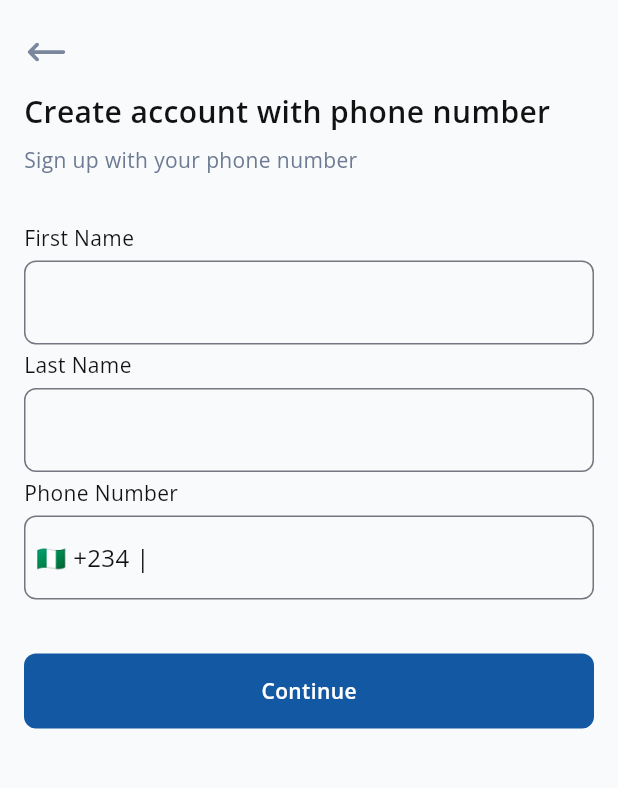
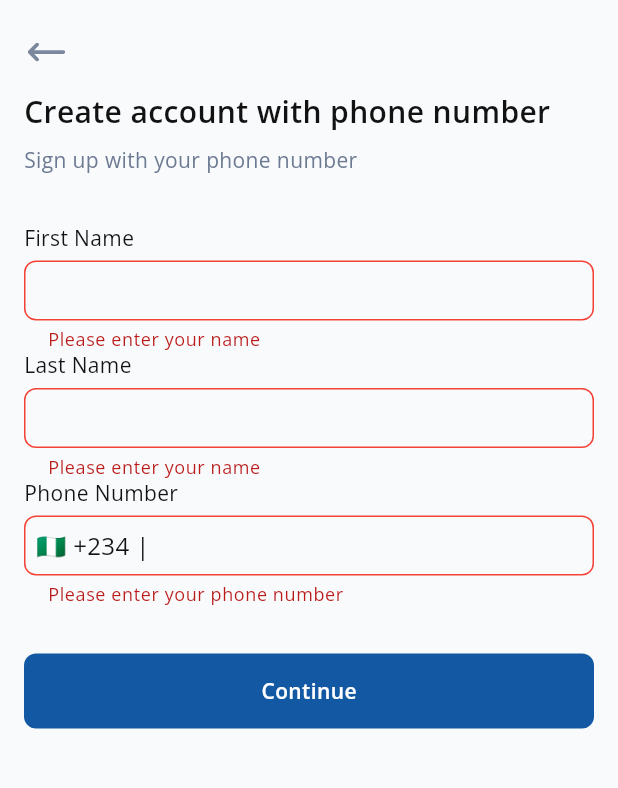
Before and after one commit to middlehills/mobile-app, a Flutter app: the RegisterPage screen opened by its route, after a tap on "Continue", on a phone screen of 412 x 824 dp, the part 113-901 px from its top. Run offline on Flutter 3.47's test engine with Material 3 defaults, Android fonts, the phone set to English and light mode, and no system bars; our stand-ins replace flutter_svg, go_router, google_fonts.

Commit message:
feat(authentication): enhance registration flow with form validation and routing, add OTP and password pages

```diff
--- /dev/null
+++ b/lib/features/authentication/domain/auth_functions.dart
@@ -0,0 +1,35 @@
+class AuthFunctions {
+  AuthFunctions._();
+
+  static String? validateName(String? name) {
+    if (name == null) {
+      return "Please enter your name";
+    } else if (name.isEmpty) {
+      return "Please enter your name";
+    } else if (name.length < 2) {
+      return "Name must be at least 2 characters long";
+    } else if (name.length > 20) {
+      return "Name must be at most 20 characters long";
+    } else if (!RegExp(r'^[a-zA-Z]+$').hasMatch(name)) {
+      return "Name must only contain letters";
+    } else {
+      return null;
+    }
+  }
+
+  static String? validatePhoneumber(String? phone) {
+    if (phone == null) {
+      return "Please enter your phone number";
+    } else if (phone.isEmpty) {
+      return "Please enter your phone number";
+    } else if (phone.length < 10) {
+      return "Phone number must be at least 10 digits long";
+    } else if (phone.length > 11) {
+      return "Phone number must be at most 11 digits long";
+    } else if (!RegExp(r'^[0-9]+$').hasMatch(phone)) {
+      return "Phone number must only contain digits";
+    } else {
+      return null;
+    }
+  }
+}
--- /dev/null
+++ b/lib/features/authentication/domain/auth_provider.dart
@@ -0,0 +1,3 @@
+import 'package:flutter/material.dart';
+
+class AuthProvider extends ChangeNotifier {}
--- a/lib/features/authentication/presentation/pages/register_page.dart
+++ b/lib/features/authentication/presentation/pages/register_page.dart
@@ -1,10 +1,13 @@
 import 'package:flutter/material.dart';
 import 'package:flutter/services.dart';
+import 'package:go_router/go_router.dart';
 import 'package:mid_hill_cash_flow/core/widgets/back_button.dart';
 import 'package:mid_hill_cash_flow/core/widgets/midhill_annotated_region.dart';
 import 'package:mid_hill_cash_flow/core/widgets/midhill_app_bar.dart';
 import 'package:mid_hill_cash_flow/core/widgets/midhill_text_field.dart';
 import 'package:mid_hill_cash_flow/core/widgets/midhill_texts.dart';
+import 'package:mid_hill_cash_flow/features/authentication/domain/auth_functions.dart';
+import 'package:mid_hill_cash_flow/routes/midhill_routes_list.dart';
 import 'package:mid_hill_cash_flow/theme/midhill_colors.dart';
 
 class RegisterPage extends StatefulWidget {
@@ -17,6 +20,8 @@ class RegisterPage extends StatefulWidget {
 class _RegisterPageState extends State<RegisterPage> {
   List<TextEditingController> controllers = [];
   List<FocusNode> focusNodes = [];
+
+  final _formKey = GlobalKey<FormState>();
 
   @override
   void initState() {
@@ -48,6 +53,8 @@ class _RegisterPageState extends State<RegisterPage> {
             vertical: 10,
           ),
           child: SingleChildScrollView(
+            child: Form(
+              key: _formKey,
               child: Column(
                 crossAxisAlignment: CrossAxisAlignment.start,
                 children: [
@@ -79,6 +86,7 @@ class _RegisterPageState extends State<RegisterPage> {
                     controller: controllers[0],
                     onFieldSubmitted: (p0) => focusNodes[1].requestFocus(),
                     textInputAction: TextInputAction.next,
+                    validator: (value) => AuthFunctions.validateName(value),
                   ),
 
                   // last name textfield
@@ -89,6 +97,7 @@ class _RegisterPageState extends State<RegisterPage> {
                     controller: controllers[1],
                     onFieldSubmitted: (p0) => focusNodes[2].requestFocus(),
                     textInputAction: TextInputAction.next,
+                    validator: (value) => AuthFunctions.validateName(value),
                   ),
 
                   // phone number textfield
@@ -103,12 +112,20 @@ class _RegisterPageState extends State<RegisterPage> {
                     ],
                     textInputType: TextInputType.phone,
                     prefixString: "🇳🇬 +234 |",
+                    validator: (value) =>
+                        AuthFunctions.validatePhoneumber(value),
                   ),
 
                   heightSpacing(32),
 
                   InkWell(
-                  onTap: () {},
+                    onTap: () {
+                      bool? result = _formKey.currentState?.validate();
+
+                      if (result == true) {
+                        context.goNamed(MidhillRoutesList.passwordPage);
+                      }
+                    },
                     child: Container(
                       width: MediaQuery.sizeOf(context).width,
                       height: 50,
@@ -129,6 +146,7 @@ class _RegisterPageState extends State<RegisterPage> {
             ),
           ),
         ),
+      ),
     );
   }
 }
--- a/lib/routes/midhill_routes_list.dart
+++ b/lib/routes/midhill_routes_list.dart
@@ -2,10 +2,15 @@ class MidhillRoutesList {
   MidhillRoutesList._();
   // onvoarding & authentication
   static const String splashPage = "splashPage";
+
   static const String onboardingPage = "onboardingPage";
   static const String loginPage = "loginPage";
+
   static const String registerPage = "registerPage";
   static const String forgotPasswordPage = "forgotPasswordPage";
+
+  static const String otpPage = "otpPage";
+  static const String passwordPage = "passwordPage";
 
   // nav bar
   static const String navBarPage = "navBarPage";
--- a/lib/routes/routes_list/auth_routes.dart
+++ b/lib/routes/routes_list/auth_routes.dart
@@ -1,6 +1,8 @@
 import 'package:flutter/widgets.dart';
 import 'package:go_router/go_router.dart';
 import 'package:mid_hill_cash_flow/features/authentication/presentation/pages/login_page.dart';
+import 'package:mid_hill_cash_flow/features/authentication/presentation/pages/otp_page.dart';
+import 'package:mid_hill_cash_flow/features/authentication/presentation/pages/password_page.dart';
 import 'package:mid_hill_cash_flow/features/authentication/presentation/pages/register_page.dart';
 import 'package:mid_hill_cash_flow/features/onboarding/presentation/pages/onboarding_page.dart';
 import 'package:mid_hill_cash_flow/routes/midhill_routes_list.dart';
@@ -64,6 +66,46 @@ List<GoRoute> authRoutes = [
             ),
           );
         },
+        routes: [
+          GoRoute(
+            path: MidhillRoutesList.passwordPage,
+            name: MidhillRoutesList.passwordPage,
+            pageBuilder: (context, state) {
+              return CustomTransitionPage(
+                child: const PasswordPage(),
+                transitionsBuilder:
+                    (context, animation, secondaryAnimation, child) {
+                  return FadeTransition(
+                    opacity: animation,
+                    child: child,
+                  );
+                },
+                transitionDuration: const Duration(
+                  milliseconds: 300,
+                ),
+              );
+            },
+          ),
+          GoRoute(
+            path: MidhillRoutesList.otpPage,
+            name: MidhillRoutesList.otpPage,
+            pageBuilder: (context, state) {
+              return CustomTransitionPage(
+                child: const OtpPage(),
+                transitionsBuilder:
+                    (context, animation, secondaryAnimation, child) {
+                  return FadeTransition(
+                    opacity: animation,
+                    child: child,
+                  );
+                },
+                transitionDuration: const Duration(
+                  milliseconds: 300,
+                ),
+              );
+            },
+          )
+        ],
       ),
 
       // login page
```
Also changed, not shown: lib/features/authentication/presentation/pages/otp_page.dart (added, +15 -0 lines), lib/features/authentication/presentation/pages/password_page.dart (added, +15 -0 lines), lib/features/authentication/domain/auth_api_functions.dart (added). Lines whose indentation alone changed are shown as unchanged.
